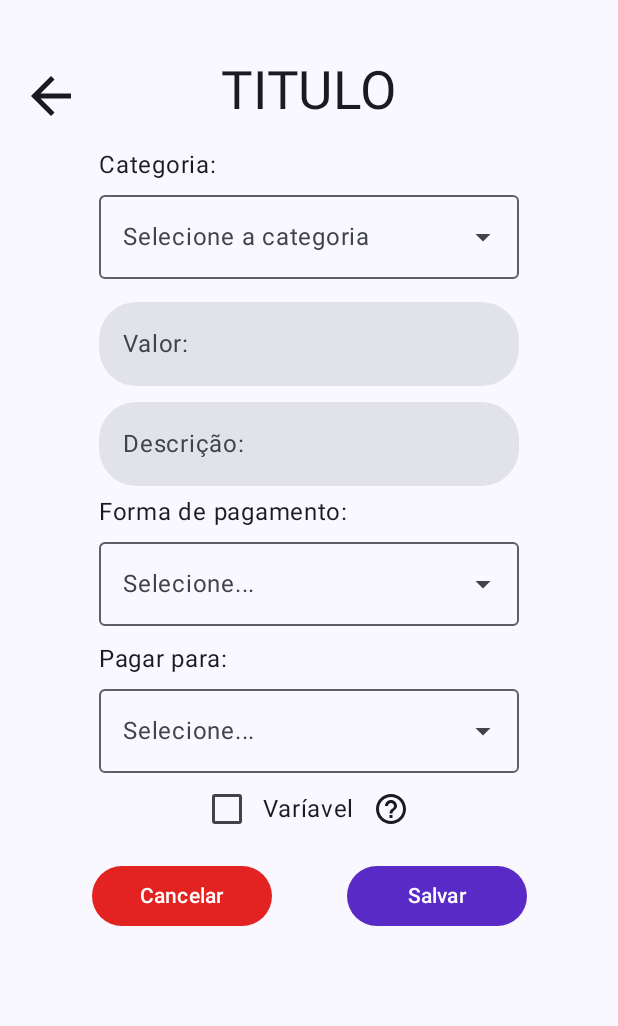
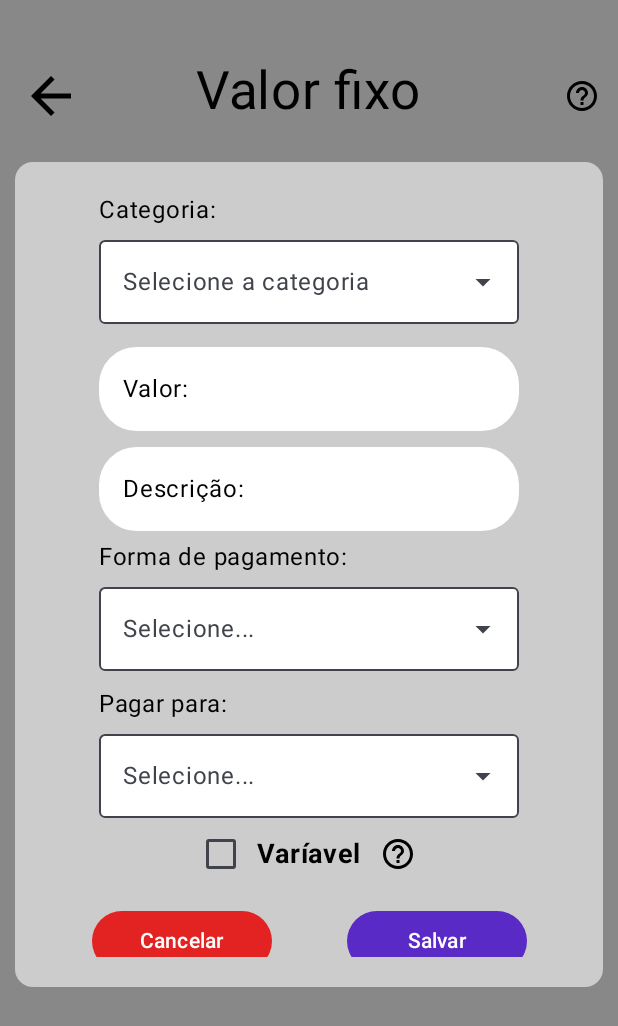
Before and after one commit to GabiNandes09/MyFinances, an Android app built with Jetpack Compose: the FixedValuedUI screen opened through its navigation route, on a phone screen of 412 x 824 dp. Shown: the top 1026 px of the screen. Run offline under Robolectric (Android 15) with nearby library versions, the phone set to English and light mode, and no system bars.

Commit message:
Criação do DefaultQuestionButton, padronização do layout de telas de inserção

```diff
--- a/app/src/main/java/com/rogue/financesrogue/MainActivity.kt
+++ b/app/src/main/java/com/rogue/financesrogue/MainActivity.kt
@@ -4,6 +4,11 @@ import android.os.Bundle
 import androidx.activity.ComponentActivity
 import androidx.activity.compose.setContent
 import androidx.activity.enableEdgeToEdge
+import androidx.compose.animation.core.tween
+import androidx.compose.animation.fadeIn
+import androidx.compose.animation.fadeOut
+import androidx.compose.animation.slideInHorizontally
+import androidx.compose.animation.slideOutHorizontally
 import androidx.compose.foundation.background
 import androidx.compose.foundation.layout.Arrangement
 import androidx.compose.foundation.layout.Box
@@ -52,7 +57,35 @@ class MainActivity : ComponentActivity() {
         setContent {
             MyFinancesTheme {
                 val navController = rememberNavController()
-                NavHost(navController = navController, startDestination = "login") {
+                val animationDuration = 600
+                NavHost(
+                    navController = navController,
+                    startDestination = "login",
+                    enterTransition = {
+                        slideInHorizontally(
+                            initialOffsetX = { fullWidth -> fullWidth },
+                            animationSpec = tween(animationDuration)
+                        ) + fadeIn(animationSpec = tween(300))
+                    },
+                    exitTransition = {
+                        slideOutHorizontally(
+                            targetOffsetX = { fullWidth -> -fullWidth },
+                            animationSpec = tween(animationDuration)
+                        ) + fadeOut(animationSpec = tween(300))
+                    },
+                    popExitTransition = {
+                        slideOutHorizontally(
+                            targetOffsetX = { fullWidth -> -fullWidth },
+                            animationSpec = tween(animationDuration)
+                        ) + fadeOut(animationSpec = tween(300))
+                    },
+                    popEnterTransition = {
+                        slideInHorizontally(
+                            initialOffsetX = { fullWidth -> fullWidth },
+                            animationSpec = tween(animationDuration)
+                        ) + fadeIn(animationSpec = tween(300))
+                    }
+                ) {
                     composable("login") {
                         LoginUI()
                     }
--- a/app/src/main/java/com/rogue/financesrogue/ui/defaultComponentes/DefaultComboBox.kt
+++ b/app/src/main/java/com/rogue/financesrogue/ui/defaultComponentes/DefaultComboBox.kt
@@ -12,12 +12,14 @@ import androidx.compose.material3.DropdownMenuItem
 import androidx.compose.material3.Icon
 import androidx.compose.material3.OutlinedTextField
 import androidx.compose.material3.Text
+import androidx.compose.material3.TextFieldDefaults
 import androidx.compose.runtime.Composable
 import androidx.compose.runtime.getValue
 import androidx.compose.runtime.mutableStateOf
 import androidx.compose.runtime.remember
 import androidx.compose.runtime.setValue
 import androidx.compose.ui.Modifier
+import androidx.compose.ui.graphics.Color
 import androidx.compose.ui.tooling.preview.Preview
 import androidx.compose.ui.unit.dp
 
@@ -38,6 +40,10 @@ fun DefaultComboBox(
         // Caixa para exibição
         OutlinedTextField(
             value = selectedItem,
+            colors = TextFieldDefaults.colors(
+                focusedContainerColor = Color.White,
+                unfocusedContainerColor = Color.White
+            ),
             onValueChange = { },
             label = { Text(unselected) },
             readOnly = true, // Evita edição direta
--- /dev/null
+++ b/app/src/main/java/com/rogue/financesrogue/ui/defaultComponentes/DefaultQuestionButton.kt
@@ -0,0 +1,25 @@
+package com.rogue.financesrogue.ui.defaultComponentes
+
+import androidx.compose.material3.Icon
+import androidx.compose.material3.IconButton
+import androidx.compose.runtime.Composable
+import androidx.compose.ui.Modifier
+import androidx.compose.ui.res.painterResource
+import androidx.compose.ui.tooling.preview.Preview
+import com.rogue.financesrogue.R
+
+@Composable
+fun DefaultQuestionButton(modifier: Modifier = Modifier) {
+    IconButton(onClick = { /*TODO*/ }) {
+        Icon(
+            painter = painterResource(id = R.drawable.help),
+            contentDescription = null
+        )
+    }
+}
+
+@Preview
+@Composable
+private fun DefafultQuestionButton() {
+    DefaultQuestionButton()
+}
--- a/app/src/main/java/com/rogue/financesrogue/ui/screen/FixedValueUI.kt
+++ b/app/src/main/java/com/rogue/financesrogue/ui/screen/FixedValueUI.kt
@@ -1,19 +1,24 @@
 package com.rogue.financesrogue.ui.screen
 
+import androidx.compose.foundation.background
 import androidx.compose.foundation.layout.Arrangement
 import androidx.compose.foundation.layout.Column
 import androidx.compose.foundation.layout.Row
 import androidx.compose.foundation.layout.fillMaxSize
 import androidx.compose.foundation.layout.fillMaxWidth
+import androidx.compose.foundation.layout.height
 import androidx.compose.foundation.layout.padding
 import androidx.compose.foundation.layout.size
 import androidx.compose.foundation.layout.width
+import androidx.compose.foundation.layout.wrapContentHeight
 import androidx.compose.foundation.lazy.LazyColumn
 import androidx.compose.foundation.shape.RoundedCornerShape
 import androidx.compose.material.icons.Icons
 import androidx.compose.material.icons.filled.ArrowBack
 import androidx.compose.material3.Button
 import androidx.compose.material3.ButtonDefaults
+import androidx.compose.material3.Card
+import androidx.compose.material3.CardDefaults
 import androidx.compose.material3.Checkbox
 import androidx.compose.material3.Icon
 import androidx.compose.material3.IconButton
@@ -27,26 +32,30 @@ import androidx.compose.ui.Modifier
 import androidx.compose.ui.graphics.Color
 import androidx.compose.ui.res.colorResource
 import androidx.compose.ui.res.painterResource
+import androidx.compose.ui.text.font.FontWeight
 import androidx.compose.ui.tooling.preview.Preview
 import androidx.compose.ui.unit.dp
 import androidx.compose.ui.unit.sp
+import com.rogue.financesrogue.Nav
 import com.rogue.financesrogue.R
 import com.rogue.financesrogue.ui.defaultComponentes.DefaultComboBox
+import com.rogue.financesrogue.ui.defaultComponentes.DefaultQuestionButton
 
 //v1 - 16/01/25
 @Composable
 fun FixedValuedUI() {
     Scaffold(
+        containerColor = Color.Gray,
         topBar = {
             Row(
                 modifier = Modifier
                     .fillMaxWidth()
                     .padding(top = 30.dp),
-                horizontalArrangement = Arrangement.Start,
+                horizontalArrangement = Arrangement.SpaceBetween,
                 verticalAlignment = Alignment.CenterVertically
             ) {
                 IconButton(
-                    onClick = { /*TODO*/ },
+                    onClick = { Nav.navController?.popBackStack() },
                     modifier = Modifier.padding(10.dp)
                 ) {
                     Icon(
@@ -56,6 +65,9 @@ fun FixedValuedUI() {
                             .size(50.dp)
                     )
                 }
+                DefaultQuestionButton(
+                    modifier = Modifier.padding(10.dp)
+                )
             }
             Row(
                 modifier = Modifier
@@ -65,17 +77,26 @@ fun FixedValuedUI() {
                 verticalAlignment = Alignment.CenterVertically
             ) {
                 Text(
-                    text = "TITULO",
+                    text = "Valor fixo",
                     fontSize = 35.sp,
                     modifier = Modifier.padding(10.dp)
                 )
             }
         }
     ) { paddingValues ->
+        Card(
+            modifier = Modifier
+                .padding(paddingValues)
+                .padding(10.dp)
+                .height(550.dp),
+            colors = CardDefaults.cardColors(
+                containerColor = Color.LightGray
+            )
+        ) {
             LazyColumn(
                 modifier = Modifier
-                .padding(paddingValues)
-                .fillMaxSize(),
+                    .fillMaxSize()
+                    .padding(vertical = 20.dp),
                 horizontalAlignment = Alignment.CenterHorizontally,
                 verticalArrangement = Arrangement.Top
             ) {
@@ -94,12 +115,19 @@ fun FixedValuedUI() {
                         value = "",
                         onValueChange = {},
                         modifier = Modifier.padding(vertical = 5.dp),
-                    label = { Text(text = "Valor:") },
+                        label = {
+                            Text(
+                                text = "Valor:",
+                                color = Color.Black
+                            )
+                        },
                         shape = RoundedCornerShape(25.dp),
                         colors = TextFieldDefaults.colors(
                             unfocusedIndicatorColor = Color.Transparent,
                             focusedIndicatorColor = Color.Transparent,
-                        disabledIndicatorColor = Color.Transparent
+                            disabledIndicatorColor = Color.Transparent,
+                            focusedContainerColor = Color.White,
+                            unfocusedContainerColor = Color.White
                         ),
                         singleLine = true
                     )
@@ -109,17 +137,24 @@ fun FixedValuedUI() {
                         value = "",
                         onValueChange = {},
                         modifier = Modifier.padding(vertical = 5.dp),
-                    label = { Text(text = "Descrição:") },
+                        label = {
+                            Text(
+                                text = "Descrição:",
+                                color = Color.Black
+                            )
+                        },
                         shape = RoundedCornerShape(25.dp),
                         colors = TextFieldDefaults.colors(
                             unfocusedIndicatorColor = Color.Transparent,
                             focusedIndicatorColor = Color.Transparent,
-                        disabledIndicatorColor = Color.Transparent
+                            disabledIndicatorColor = Color.Transparent,
+                            focusedContainerColor = Color.White,
+                            unfocusedContainerColor = Color.White
                         ),
                         maxLines = 4
                     )
                 }
-            item{
+                item {
                     Column {
                         Text(text = "Forma de pagamento:")
                         DefaultComboBox(
@@ -146,7 +181,11 @@ fun FixedValuedUI() {
                             checked = false,
                             onCheckedChange = {},
                         )
-                    Text(text = "Varíavel")
+                        Text(
+                            text = "Varíavel",
+                            fontWeight = FontWeight.Bold,
+                            fontSize = 18.sp
+                            )
                         IconButton(onClick = { /*TODO*/ }) {
                             Icon(
                                 painter = painterResource(id = R.drawable.help),
@@ -186,6 +225,7 @@ fun FixedValuedUI() {
             }
         }
     }
+}
 
 @Preview
 @Composable
--- a/app/src/main/java/com/rogue/financesrogue/ui/screen/ParcelValuesUI.kt
+++ b/app/src/main/java/com/rogue/financesrogue/ui/screen/ParcelValuesUI.kt
@@ -28,6 +28,7 @@ import androidx.compose.ui.res.colorResource
 import androidx.compose.ui.tooling.preview.Preview
 import androidx.compose.ui.unit.dp
 import androidx.compose.ui.unit.sp
+import com.rogue.financesrogue.Nav
 import com.rogue.financesrogue.R
 import com.rogue.financesrogue.ui.defaultComponentes.DefaultComboBox
 
@@ -44,7 +45,7 @@ fun ParcelValuesdUI() {
                 verticalAlignment = Alignment.CenterVertically
             ) {
                 IconButton(
-                    onClick = { /*TODO*/ },
+                    onClick = { Nav.navController?.popBackStack() },
                     modifier = Modifier.padding(10.dp)
                 ) {
                     Icon(
--- a/app/src/main/java/com/rogue/financesrogue/ui/screen/RegisterUI.kt
+++ b/app/src/main/java/com/rogue/financesrogue/ui/screen/RegisterUI.kt
@@ -24,6 +24,7 @@ import androidx.compose.ui.graphics.Color
 import androidx.compose.ui.tooling.preview.Preview
 import androidx.compose.ui.unit.dp
 import androidx.compose.ui.unit.sp
+import com.rogue.financesrogue.Nav
 
 //v1 - 17/01/2025
 @Composable
@@ -144,7 +145,7 @@ private fun TitleHead() {
         horizontalArrangement = Arrangement.Start,
         verticalAlignment = Alignment.CenterVertically
     ) {
-        IconButton(onClick = { /*TODO*/ }) {
+        IconButton(onClick = { Nav.navController?.popBackStack() }) {
             Icon(
                 imageVector = Icons.Default.ArrowBack,
                 contentDescription = null,
--- a/app/src/main/java/com/rogue/financesrogue/ui/screen/ValueToReceiveUI.kt
+++ b/app/src/main/java/com/rogue/financesrogue/ui/screen/ValueToReceiveUI.kt
@@ -28,6 +28,7 @@ import androidx.compose.ui.res.colorResource
 import androidx.compose.ui.tooling.preview.Preview
 import androidx.compose.ui.unit.dp
 import androidx.compose.ui.unit.sp
+import com.rogue.financesrogue.Nav
 import com.rogue.financesrogue.R
 import com.rogue.financesrogue.ui.defaultComponentes.DefaultComboBox
 
@@ -44,7 +45,7 @@ fun ValuesToReceiveUI() {
                 verticalAlignment = Alignment.CenterVertically
             ) {
                 IconButton(
-                    onClick = { /*TODO*/ },
+                    onClick = { Nav.navController?.popBackStack() },
                     modifier = Modifier.padding(10.dp)
                 ) {
                     Icon(
```
Also changed, not shown: app/src/main/java/com/rogue/financesrogue/ui/screen/ItemPurchasedUI.kt (+10 -3 lines), app/src/main/java/com/rogue/financesrogue/ui/screen/main/componentes/MainFloatButton.kt (+10 -2 lines). Lines whose indentation alone changed are shown as unchanged.
